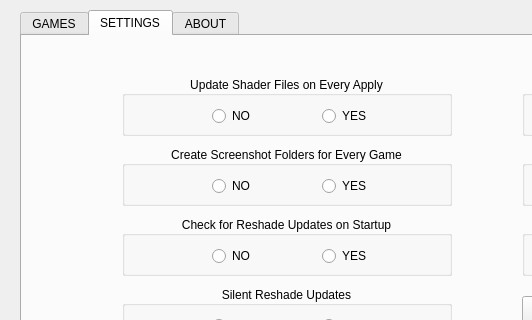
First picture: the form in src/ui/main.ui, repository ddc/ReShadeUtils, before the edit; both pictures show x 0 to 532 and y 0 to 320 of the 1000 by 700 pixel window.
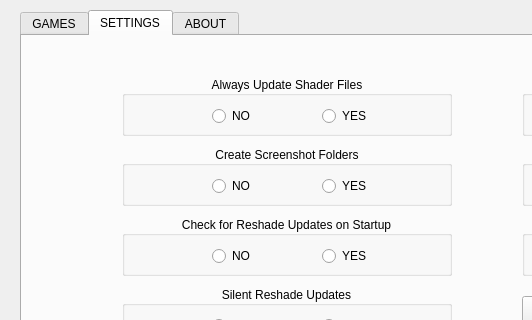
Second picture: the form after the edit. The open tabs and pages were chosen to show the change. Icons and pictures are not drawn.

```diff
--- a/src/ui/main.ui
+++ b/src/ui/main.ui
@@ -348,11 +348,18 @@
        <height>60</height>
       </rect>
      </property>
+     <property name="font">
+      <font>
+       <pointsize>9</pointsize>
+       <weight>50</weight>
+       <bold>false</bold>
+      </font>
+     </property>
      <property name="toolTip">
       <string>Update Shader Files Everytime on Apply</string>
      </property>
      <property name="title">
-      <string>Update Shader Files on Every Apply</string>
+      <string>Always Update Shader Files</string>
      </property>
      <property name="alignment">
       <set>Qt::AlignCenter</set>
@@ -477,8 +484,15 @@
        <height>60</height>
       </rect>
      </property>
+     <property name="font">
+      <font>
+       <pointsize>9</pointsize>
+       <weight>50</weight>
+       <bold>false</bold>
+      </font>
+     </property>
      <property name="title">
-      <string>Create Screenshot Folders for Every Game</string>
+      <string>Create Screenshot Folders</string>
      </property>
      <property name="alignment">
       <set>Qt::AlignCenter</set>
```
Left out of the diff: 84 changed lines with no effect on the pictures.
